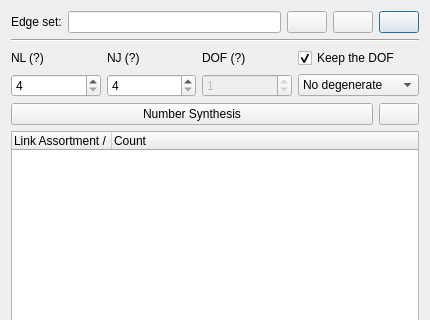
This is core/synthesis/structure_synthesis/structure_widget.ui in KmolYuan/Pyslvs-UI as Qt 5 draws it before an edit; both pictures show x 0 to 430 and y 0 to 320 of the 430 by 654 pixel window. The edited form follows.
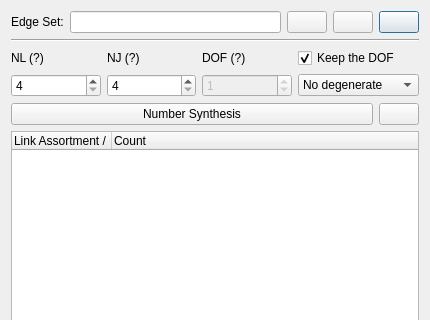
This is the edited form. Icons and pictures are not drawn.

```diff
--- a/core/synthesis/structure_synthesis/structure_widget.ui
+++ b/core/synthesis/structure_synthesis/structure_widget.ui
@@ -23,7 +23,7 @@
      <item>
       <widget class="QLabel" name="edges_label">
        <property name="text">
-        <string>Edge set:</string>
+        <string>Edge Set:</string>
        </property>
       </widget>
      </item>
```
